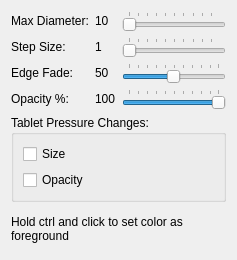
Qt form designer/BrushOptionsWidgetUi.ui (skitzycat/beedraw) before a commit.
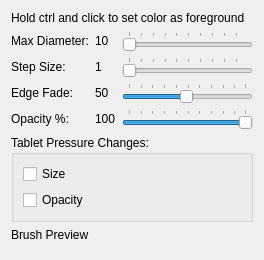
The same form after that commit.

Commit message: added brush preview to options widget of approprate tools, switched over to always logging in raw mode for tool events, fixed playback bug

```diff
--- a/designer/BrushOptionsWidgetUi.ui
+++ b/designer/BrushOptionsWidgetUi.ui
@@ -6,7 +6,7 @@
    <rect>
     <x>0</x>
     <y>0</y>
-    <width>237</width>
+    <width>264</width>
     <height>260</height>
    </rect>
   </property>
@@ -14,6 +14,16 @@
    <string>Form</string>
   </property>
   <layout class="QVBoxLayout">
+   <item>
+    <widget class="QLabel" name="label_5">
+     <property name="text">
+      <string>Hold ctrl and click to set color as foreground</string>
+     </property>
+     <property name="wordWrap">
+      <bool>true</bool>
+     </property>
+    </widget>
+   </item>
    <item>
     <layout class="QGridLayout">
      <item row="0" column="0">
@@ -142,6 +152,22 @@
        </property>
       </widget>
      </item>
+     <item row="4" column="1">
+      <spacer name="horizontalSpacer">
+       <property name="orientation">
+        <enum>Qt::Horizontal</enum>
+       </property>
+       <property name="sizeType">
+        <enum>QSizePolicy::Minimum</enum>
+       </property>
+       <property name="sizeHint" stdset="0">
+        <size>
+         <width>20</width>
+         <height>0</height>
+        </size>
+       </property>
+      </spacer>
+     </item>
     </layout>
    </item>
    <item>
@@ -171,15 +197,15 @@
     </widget>
    </item>
    <item>
-    <widget class="QLabel" name="label_5">
+    <widget class="QLabel" name="label_2">
      <property name="text">
-      <string>Hold ctrl and click to set color as foreground</string>
-     </property>
-     <property name="wordWrap">
-      <bool>true</bool>
+      <string>Brush Preview</string>
      </property>
     </widget>
    </item>
+   <item>
+    <widget class="QWidget" name="brushpreviewwidget" native="true"/>
+   </item>
   </layout>
  </widget>
  <resources/>
```
The commit also changes 12 other files.
